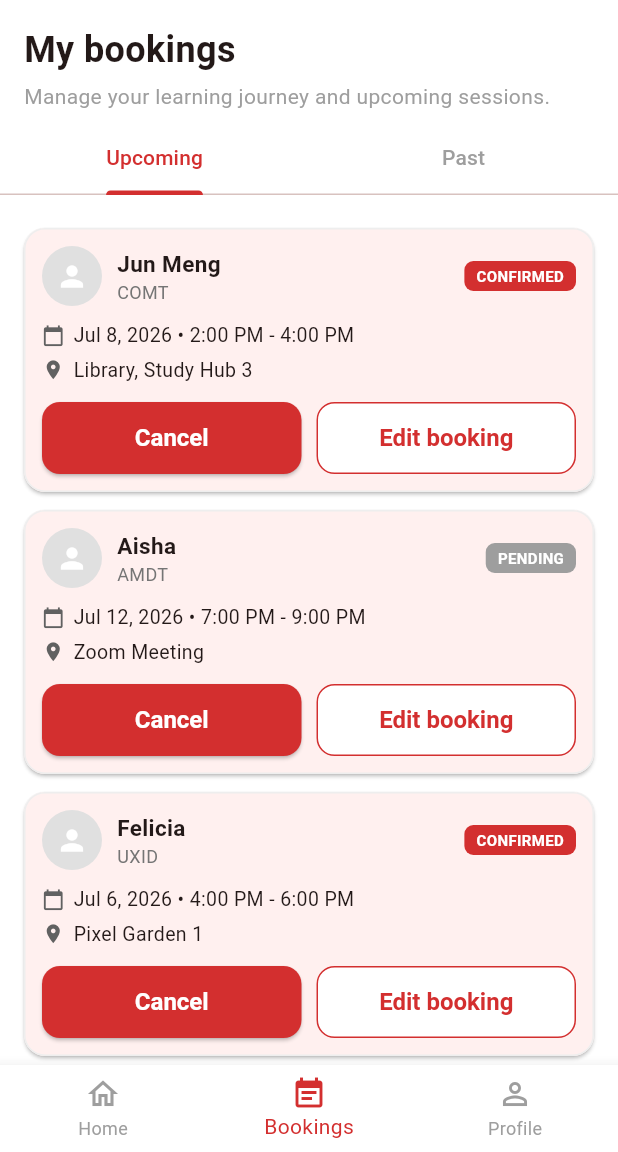
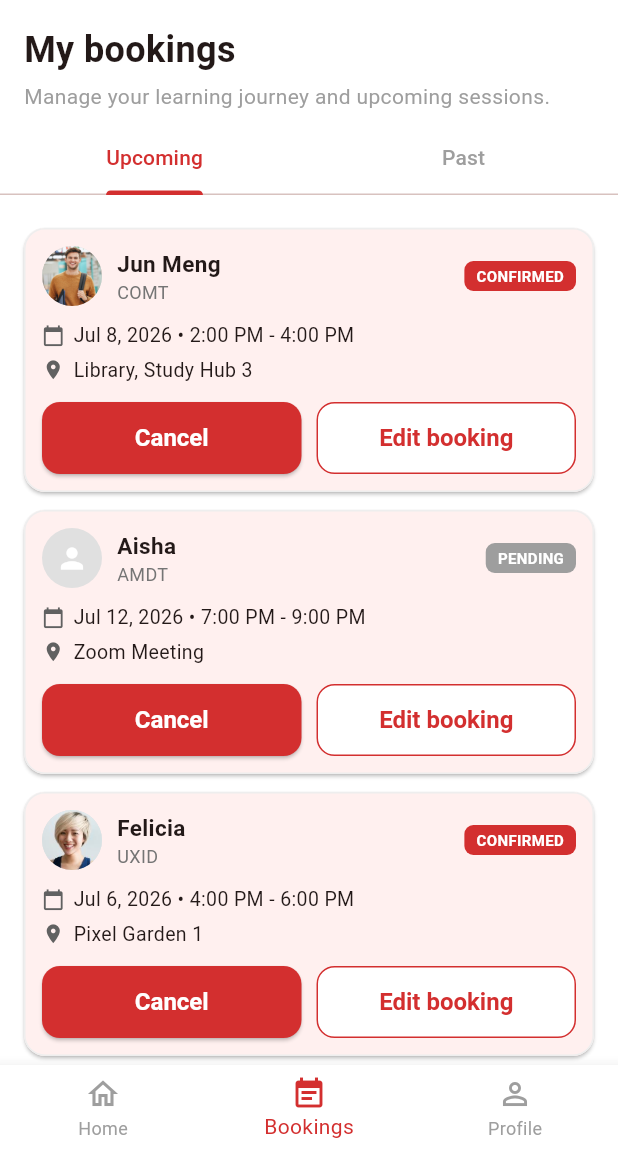
Before and after one commit to bhoneMinThant-030/tutor_link, a Flutter app: the screen it shows once a user with an empty profile is signed in, item 2 of the bottom bar chosen, on a phone screen of 412 x 824 dp, the part 84-1236 px from its top. Run offline on Flutter 3.47's test engine with Material 3 defaults, Android fonts, the light colour scheme and no system bars; our stand-ins replace firebase_auth, firebase_core, flutter_riverpod, google_sign_in; accounts and stored records are empty.

Commit message:
Added tutor photos

```diff
--- a/lib/models/booking.dart
+++ b/lib/models/booking.dart
@@ -26,6 +26,7 @@ class Booking {
   final String studentId; // FK to the signed-in user (placeholder in Part 2)
   final String tutorId; // FK to the tutor
   final String tutorName; // denormalised copy of the tutor's name for display
+  final String? tutorPhotoUrl; // denormalised copy of the tutor's photo, if any
   final String subject;
   final DateTime sessionDate; // date of the session (real date, not a label)
   final TimeOfDay timeFrom;
@@ -42,6 +43,7 @@ class Booking {
     required this.studentId,
     required this.tutorId,
     required this.tutorName,
+    this.tutorPhotoUrl,
     required this.subject,
     required this.sessionDate,
     required this.timeFrom,
--- a/lib/screens/tutor_profile_screen.dart
+++ b/lib/screens/tutor_profile_screen.dart
@@ -26,10 +26,12 @@ class TutorProfileScreen extends StatelessWidget {
                 width: double.infinity,
                 color: const Color(0xFFE0E0E0),
                 // Most dummy tutors don't have a photoUrl set, guard against
-                // Image.network(null).
+                // Image.asset(null), which would throw. Part 2 photos are
+                // bundled local assets so the demo doesn't depend on an
+                // external host being reachable.
                 child: tutor.photoUrl == null
                     ? const Icon(Icons.person, size: 96, color: Colors.white)
-                    : Image.network(tutor.photoUrl!, fit: BoxFit.cover),
+                    : Image.asset(tutor.photoUrl!, fit: BoxFit.cover),
               ),
               Positioned(
                 left: 16,
--- a/lib/widgets/booking_card.dart
+++ b/lib/widgets/booking_card.dart
@@ -66,10 +66,23 @@ class BookingCard extends StatelessWidget {
               children: [
                 Row(
                   children: [
-                    const CircleAvatar(
+                    CircleAvatar(
                       radius: 20,
-                      backgroundColor: Color(0xFFE0E0E0),
-                      child: Icon(Icons.person, color: Colors.white, size: 22),
+                      backgroundColor: const Color(0xFFE0E0E0),
+                      // Part 2 photos are bundled local assets so the demo
+                      // doesn't depend on an external host being reachable.
+                      backgroundImage: booking.tutorPhotoUrl != null
+                          ? AssetImage(booking.tutorPhotoUrl!)
+                          : null,
+                      // Most dummy tutors don't have a photo, guard against
+                      // showing the icon on top of a real photo.
+                      child: booking.tutorPhotoUrl == null
+                          ? const Icon(
+                              Icons.person,
+                              color: Colors.white,
+                              size: 22,
+                            )
+                          : null,
                     ),
                     const SizedBox(width: 10),
                     Expanded(
--- a/lib/widgets/tutor_avatar.dart
+++ b/lib/widgets/tutor_avatar.dart
@@ -20,10 +20,12 @@ class TutorAvatar extends StatelessWidget {
         height: size,
         color: const Color(0xFFE0E0E0),
         // Most dummy tutors don't have a photoUrl set, guard against
-        // Image.network(null), which would throw.
+        // Image.asset(null), which would throw. Part 2 photos are bundled
+        // local assets so the demo doesn't depend on an external host being
+        // reachable. Part 3 swaps this to Image.network for real Storage URLs.
         child: tutor.photoUrl == null
             ? const Icon(Icons.person, color: Colors.white, size: 32)
-            : Image.network(tutor.photoUrl!, fit: BoxFit.cover),
+            : Image.asset(tutor.photoUrl!, fit: BoxFit.cover),
       ),
     );
   }
--- a/pubspec.yaml
+++ b/pubspec.yaml
@@ -68,6 +68,8 @@ flutter:
   # assets:
   #   - images/a_dot_burr.jpeg
   #   - images/a_dot_ham.jpeg
+  assets:
+    - assets/images/tutors/
 
   # An image asset can refer to one or more resolution-specific "variants", see
   # https://flutter.dev/to/resolution-aware-images
```
Also changed, not shown: lib/data/dummy_data.dart (+9 -3 lines), .claude/launch.json (deleted), assets/images/tutors/felicia.jpg (added), assets/images/tutors/jariya.jpg (added), assets/images/tutors/jun_meng.jpg (added), assets/images/tutors/marcus.jpg (added), assets/images/tutors/priya.jpg (added).
